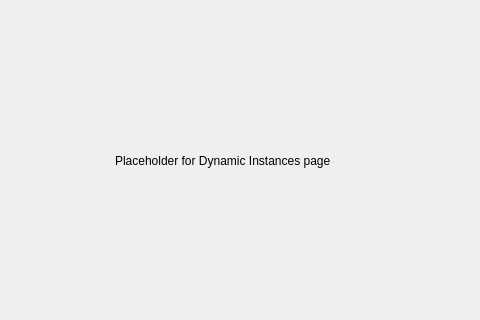
The window that interface/ui_files/interface.ui (shueppin/PackedMC) describes before a commit, drawn with Qt 5; both pictures show x 320 to 800 and y 99 to 419 of the 1100 by 700 pixel window.
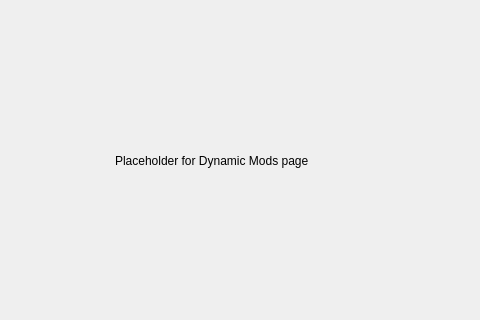
The same window after the commit. The open tabs and pages were chosen to show the change.

Patch:
```diff
--- a/interface/ui_files/interface.ui
+++ b/interface/ui_files/interface.ui
@@ -488,7 +488,7 @@
          </rect>
         </property>
         <property name="text">
-         <string>Placeholder for Dynamic Instances page</string>
+         <string>Placeholder for Dynamic Mods page</string>
         </property>
        </widget>
       </widget>
```
Left out of the diff: 2 changed lines with no effect on the pictures.
